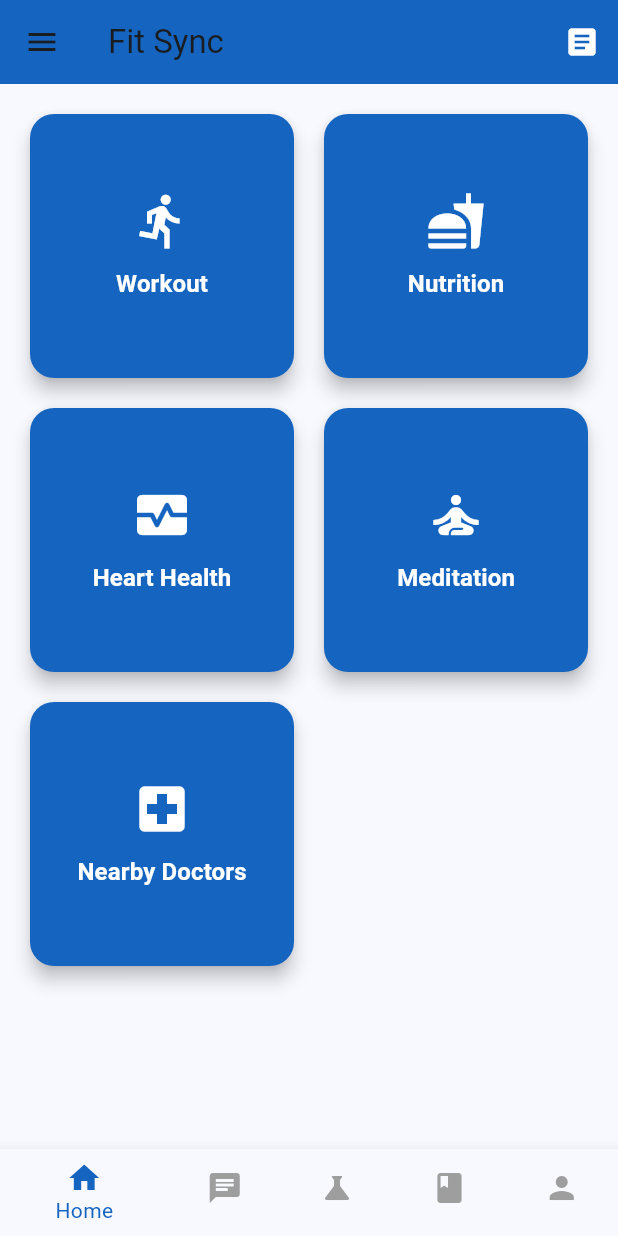
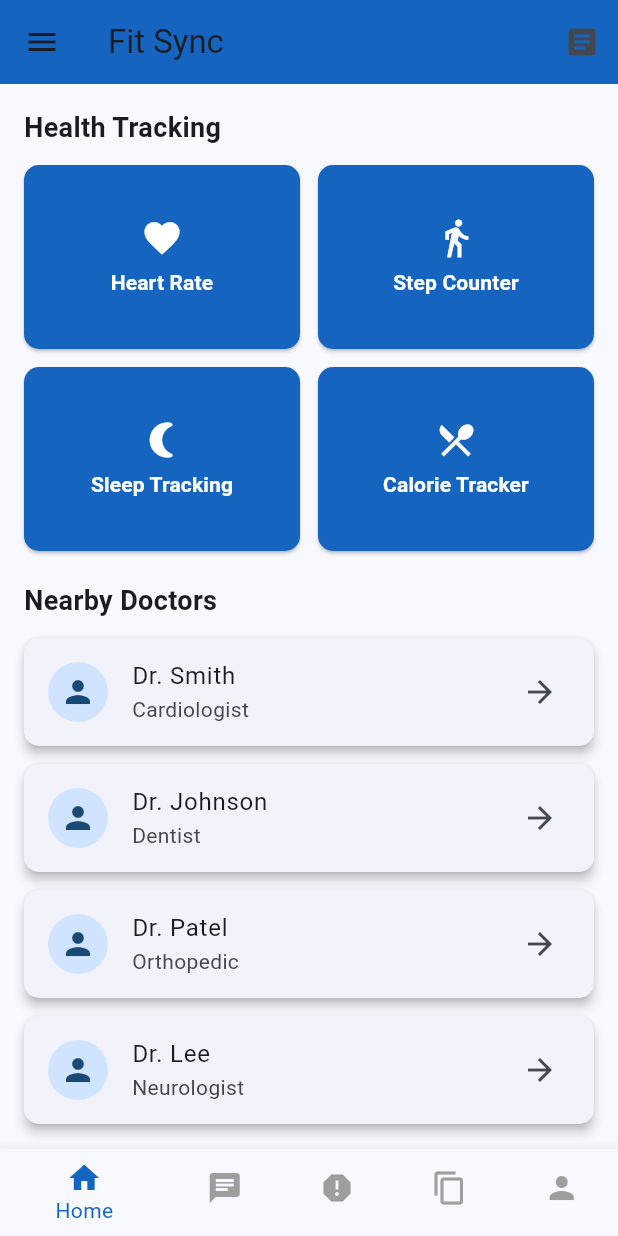
Before and after one commit to DharmikGohil013/Neural-Nexus, a Flutter app: the HomePage screen opened directly, on a phone screen of 412 x 824 dp. Run offline on Flutter 3.47's test engine with Material 3 defaults, Android fonts, the light colour scheme and no system bars.

Commit message:
aichatbot , articles , content , labreport
go

```diff
--- a/neural_nexus/lib/home.dart
+++ b/neural_nexus/lib/home.dart
@@ -1,7 +1,9 @@
 import 'package:flutter/material.dart';
-import 'profile.dart'; // Import Profile Page
-import 'articles.dart'; // Import Articles Page
-
+import 'articles.dart';
+import 'profile.dart';
+import 'aichatbot.dart';
+import 'labreport.dart';
+import 'content.dart';
 class HomePage extends StatefulWidget {
   const HomePage({super.key});
 
@@ -12,30 +14,30 @@ class HomePage extends StatefulWidget {
 class _HomePageState extends State<HomePage> {
   int _selectedIndex = 0;
 
+  final List<Widget> _pages = [
+    HomeContent(),
+    const AIChatbotPage(),
+    const LabReportPage(),
+    const ContentPage(), // ✅ Correctly integrate ContentPage
+    const ProfilePage(),
+  ];
+
+
   void _onItemTapped(int index) {
     setState(() {
-      if (index == 4) {
-        Navigator.push(
-          context,
-          MaterialPageRoute(builder: (context) => const ProfilePage()),
-        );
-      } else {
-        _selectedIndex = index;
-      }
+      _selectedIndex = index;
     });
   }
 
   @override
   Widget build(BuildContext context) {
-    final theme = Theme.of(context);
-
     return Scaffold(
       appBar: AppBar(
         title: const Text('Fit Sync'),
-        backgroundColor: theme.colorScheme.primary,
+        backgroundColor: Colors.blue.shade800,
         actions: [
           IconButton(
-            icon: const Icon(Icons.article, color: Colors.white),
+            icon: const Icon(Icons.article),
             onPressed: () {
               Navigator.push(
                 context,
@@ -49,94 +51,144 @@ class _HomePageState extends State<HomePage> {
         child: ListView(
           padding: EdgeInsets.zero,
           children: [
-            DrawerHeader(
-              decoration: BoxDecoration(color: theme.colorScheme.primary),
-              child: Column(
-                crossAxisAlignment: CrossAxisAlignment.start,
-                children: const [
-                  CircleAvatar(
-                    radius: 35,
-                    backgroundImage: AssetImage('assets/images/user.png'), // Replace with actual image
-                  ),
-                  SizedBox(height: 10),
-                  Text("John Doe", style: TextStyle(fontSize: 18, color: Colors.white)),
-                  Text("johndoe@example.com", style: TextStyle(fontSize: 14, color: Colors.white70)),
-                ],
+            const DrawerHeader(
+              decoration: BoxDecoration(color: Colors.blue),
+              child: Text(
+                'Menu',
+                style: TextStyle(color: Colors.white, fontSize: 24),
               ),
             ),
             ListTile(
               leading: const Icon(Icons.person),
-              title: const Text('Profile Settings'),
+              title: const Text('Profile'),
               onTap: () {
-                Navigator.push(context, MaterialPageRoute(builder: (context) => const ProfilePage()));
+                Navigator.push(
+                  context,
+                  MaterialPageRoute(builder: (context) => const ProfilePage()),
+                );
               },
             ),
             ListTile(
-              leading: const Icon(Icons.logout, color: Colors.red),
-              title: const Text('Logout', style: TextStyle(color: Colors.red)),
+              leading: const Icon(Icons.settings),
+              title: const Text('Settings'),
               onTap: () {
-                Navigator.pop(context); // Close drawer
-                Navigator.pushReplacementNamed(context, '/'); // Navigate to Login
+                // TODO: Implement settings page navigation
+              },
+            ),
+            ListTile(
+              leading: const Icon(Icons.logout),
+              title: const Text('Logout'),
+              onTap: () {
+                Navigator.pop(context);
               },
             ),
           ],
         ),
       ),
-      body: _buildHomeContent(),
+      body: _pages[_selectedIndex],
       bottomNavigationBar: BottomNavigationBar(
+        items: const [
+          BottomNavigationBarItem(icon: Icon(Icons.home), label: "Home"),
+          BottomNavigationBarItem(icon: Icon(Icons.chat), label: "AI Chatbot"),
+          BottomNavigationBarItem(icon: Icon(Icons.report), label: "Lab Reports"),
+          BottomNavigationBarItem(icon: Icon(Icons.content_copy), label: "Content"),
+          BottomNavigationBarItem(icon: Icon(Icons.person), label: "Profile"),
+        ],
         currentIndex: _selectedIndex,
-        selectedItemColor: theme.colorScheme.primary,
+        selectedItemColor: Colors.blue.shade800,
         unselectedItemColor: Colors.grey,
         onTap: _onItemTapped,
-        items: const [
-          BottomNavigationBarItem(icon: Icon(Icons.home), label: 'Home'),
-          BottomNavigationBarItem(icon: Icon(Icons.chat), label: 'AI Chatbot'),
-          BottomNavigationBarItem(icon: Icon(Icons.science), label: 'Lab Report'),
-          BottomNavigationBarItem(icon: Icon(Icons.book), label: 'Content'),
-          BottomNavigationBarItem(icon: Icon(Icons.person), label: 'Profile'),
+      ),
+    );
+  }
+}
+
+class HomeContent extends StatelessWidget {
+  @override
+  Widget build(BuildContext context) {
+    return SingleChildScrollView(
+      padding: const EdgeInsets.all(16.0),
+      child: Column(
+        crossAxisAlignment: CrossAxisAlignment.start,
+        children: [
+          const Text(
+            "Health Tracking",
+            style: TextStyle(fontSize: 18, fontWeight: FontWeight.bold),
+          ),
+          const SizedBox(height: 12),
+          GridView.count(
+            shrinkWrap: true,
+            physics: const NeverScrollableScrollPhysics(),
+            crossAxisCount: 2,
+            crossAxisSpacing: 12,
+            mainAxisSpacing: 12,
+            childAspectRatio: 1.5,
+            children: [
+              _buildFeatureButton(context, "Heart Rate", Icons.favorite),
+              _buildFeatureButton(context, "Step Counter", Icons.directions_walk),
+              _buildFeatureButton(context, "Sleep Tracking", Icons.nightlight_round),
+              _buildFeatureButton(context, "Calorie Tracker", Icons.local_dining),
+            ],
+          ),
+          const SizedBox(height: 20),
+          const Text(
+            "Nearby Doctors",
+            style: TextStyle(fontSize: 18, fontWeight: FontWeight.bold),
+          ),
+          const SizedBox(height: 12),
+          DoctorCard(name: "Dr. Smith", specialty: "Cardiologist"),
+          DoctorCard(name: "Dr. Johnson", specialty: "Dentist"),
+          DoctorCard(name: "Dr. Patel", specialty: "Orthopedic"),
+          DoctorCard(name: "Dr. Lee", specialty: "Neurologist"),
         ],
       ),
     );
   }
 
-  Widget _buildHomeContent() {
-    return Padding(
-      padding: const EdgeInsets.all(20.0),
-      child: GridView.count(
-        crossAxisCount: 2, // Two buttons per row
-        crossAxisSpacing: 20,
-        mainAxisSpacing: 20,
-        children: [
-          _buildFeatureButton(Icons.directions_run, "Workout"),
-          _buildFeatureButton(Icons.fastfood, "Nutrition"),
-          _buildFeatureButton(Icons.monitor_heart, "Heart Health"),
-          _buildFeatureButton(Icons.self_improvement, "Meditation"),
-          _buildFeatureButton(Icons.local_hospital, "Nearby Doctors"), // Added Nearby Doctors button
-        ],
-      ),
-    );
-  }
-
-  Widget _buildFeatureButton(IconData icon, String label) {
+  Widget _buildFeatureButton(BuildContext context, String label, IconData icon) {
     return ElevatedButton(
-      onPressed: () {
-        // TODO: Implement Button Actions
-      },
       style: ElevatedButton.styleFrom(
-        padding: const EdgeInsets.all(16),
         backgroundColor: Colors.blue.shade800,
         foregroundColor: Colors.white,
-        shape: RoundedRectangleBorder(borderRadius: BorderRadius.circular(16)),
-        elevation: 5,
+        padding: const EdgeInsets.symmetric(vertical: 14),
+        shape: RoundedRectangleBorder(borderRadius: BorderRadius.circular(10)),
       ),
+      onPressed: () {
+        // TODO: Implement feature navigation
+      },
       child: Column(
         mainAxisAlignment: MainAxisAlignment.center,
         children: [
-          Icon(icon, size: 40, color: Colors.white),
-          const SizedBox(height: 10),
-          Text(label, style: const TextStyle(fontSize: 16, fontWeight: FontWeight.bold)),
+          Icon(icon, size: 28),
+          const SizedBox(height: 6),
+          Text(label, textAlign: TextAlign.center, style: const TextStyle(fontSize: 14, fontWeight: FontWeight.bold)),
         ],
       ),
     );
   }
 }
+
+class DoctorCard extends StatelessWidget {
+  final String name;
+  final String specialty;
+
+  const DoctorCard({super.key, required this.name, required this.specialty});
+
+  @override
+  Widget build(BuildContext context) {
+    return Card(
+      shape: RoundedRectangleBorder(borderRadius: BorderRadius.circular(10)),
+      elevation: 3,
+      margin: const EdgeInsets.only(bottom: 12),
+      child: ListTile(
+        leading: const CircleAvatar(child: Icon(Icons.person)),
+        title: Text(name),
+        subtitle: Text(specialty),
+        trailing: const Icon(Icons.arrow_forward),
+        onTap: () {
+          // TODO: Implement doctor profile navigation
+        },
+      ),
+    );
+  }
+}
```
Also changed, not shown: neural_nexus/lib/aichatbot.dart (added, +96 -0 lines), neural_nexus/lib/articles.dart (+20 -37 lines), neural_nexus/lib/content.dart (added, +116 -0 lines), neural_nexus/lib/labreport.dart (added, +137 -0 lines).
